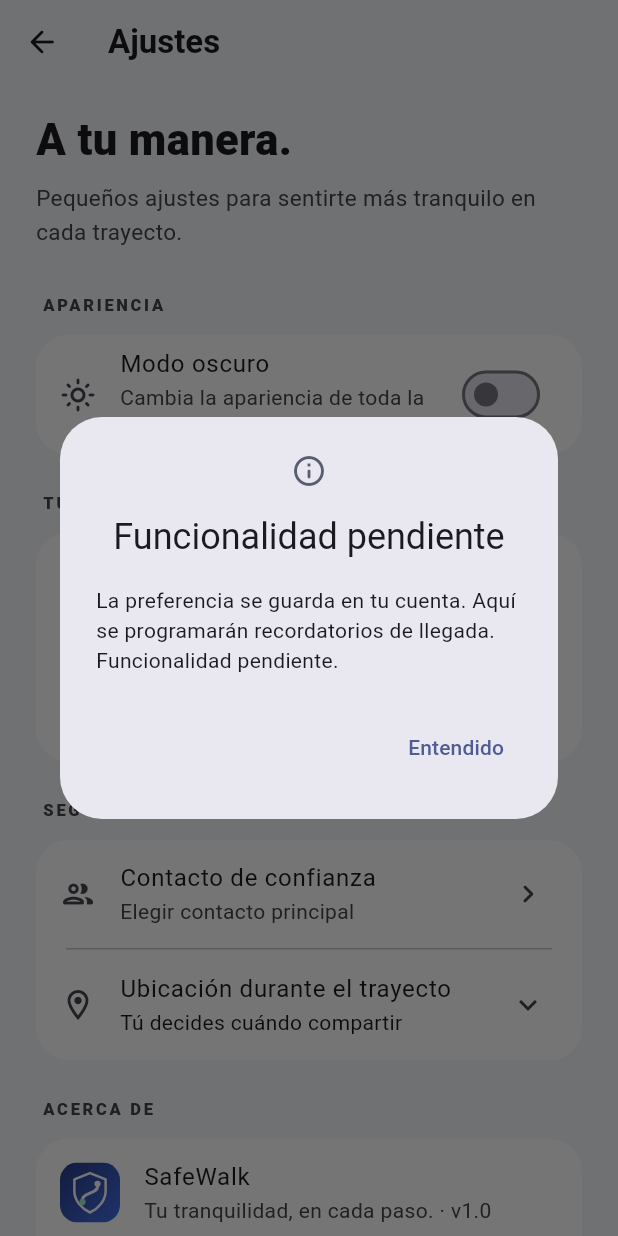
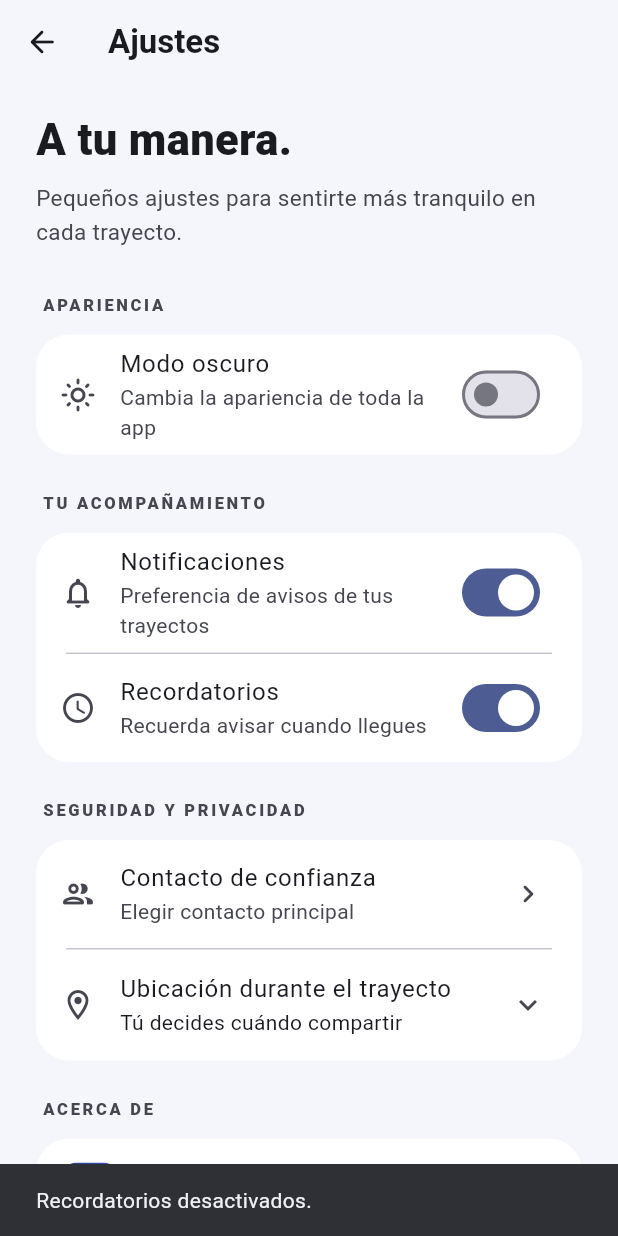
Before and after one commit to Dubu2500/SafeWalk, a Flutter app: the SettingsScreen screen opened by its route, after a tap on "Recordatorios", on a phone screen of 412 x 824 dp. Run offline on Flutter 3.47's test engine with Material 3 defaults, Android fonts, the phone set to English and light mode, and no system bars; our stand-ins replace cloud_firestore, firebase_auth, firebase_core, flutter_svg, google_sign_in, image_picker; accounts and stored records are empty.

Commit message:
preferencias de notificaciones y recordatorios sin avisos temporales

```diff
--- a/safewalk/lib/screens/settings_screen.dart
+++ b/safewalk/lib/screens/settings_screen.dart
@@ -4,7 +4,6 @@ import 'package:provider/provider.dart';
 import '../providers/user_provider.dart';
 import '../providers/account_provider.dart';
 import '../widgets/brand_mark.dart';
-import '../widgets/pending_dialog.dart';
 import '../widgets/settings_section.dart';
 
 class SettingsScreen extends StatelessWidget {
@@ -13,10 +12,16 @@ class SettingsScreen extends StatelessWidget {
     BuildContext context,
     AccountProvider account,
     String key,
-    bool value,
-  ) async {
+    bool value, {
+    String? confirmation,
+  }) async {
     try {
       await account.setPreference(key, value);
+      if (confirmation != null && context.mounted) {
+        ScaffoldMessenger.of(context)
+          ..hideCurrentSnackBar()
+          ..showSnackBar(SnackBar(content: Text(confirmation)));
+      }
     } catch (_) {
       if (context.mounted) {
         ScaffoldMessenger.of(context).showSnackBar(
@@ -95,13 +100,15 @@ class SettingsScreen extends StatelessWidget {
                       'Preferencia de avisos de tus trayectos',
                     ),
                     value: account.notifications,
-                    onChanged: (value) {
-                      _savePreference(context, account, 'notifications', value);
-                      showPendingDialog(
-                        context,
-                        'La preferencia se guarda en tu cuenta. Más adelante se enviarán notificaciones reales de tus trayectos. Funcionalidad pendiente.',
-                      );
-                    },
+                    onChanged: (value) => _savePreference(
+                      context,
+                      account,
+                      'notifications',
+                      value,
+                      confirmation: value
+                          ? 'Notificaciones activadas.'
+                          : 'Notificaciones desactivadas.',
+                    ),
                   ),
                   const Divider(height: 1, indent: 20, endIndent: 20),
                   SwitchListTile(
@@ -109,18 +116,15 @@ class SettingsScreen extends StatelessWidget {
                     title: const Text('Recordatorios'),
                     subtitle: const Text('Recuerda avisar cuando llegues'),
                     value: account.journeyReminders,
-                    onChanged: (value) {
-                      _savePreference(
-                        context,
-                        account,
-                        'journeyReminders',
-                        value,
-                      );
-                      showPendingDialog(
-                        context,
-                        'La preferencia se guarda en tu cuenta. Aquí se programarán recordatorios de llegada. Funcionalidad pendiente.',
-                      );
-                    },
+                    onChanged: (value) => _savePreference(
+                      context,
+                      account,
+                      'journeyReminders',
+                      value,
+                      confirmation: value
+                          ? 'Recordatorios activados.'
+                          : 'Recordatorios desactivados.',
+                    ),
                   ),
                 ],
               ),
```
